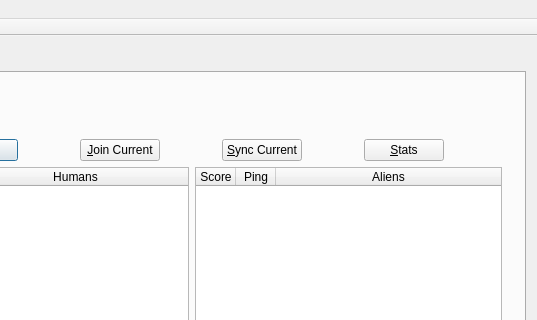
Before: the Qt Designer form mainwindow.ui in Unvanquished/Osavul, drawn with Qt 5; both pictures show x 487 to 1024 and y 0 to 320 of the 1024 by 768 pixel window.
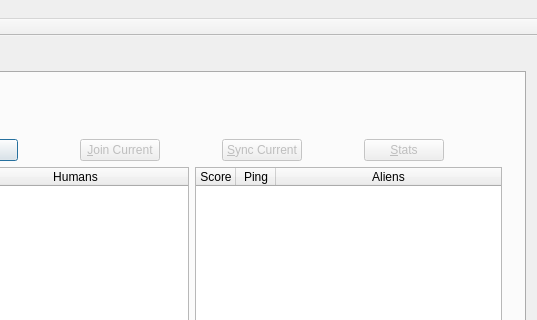
After: the same form once the commit is applied.

Commit message: Disable server buttons by default.

The edit to the form file:
```diff
--- a/mainwindow.ui
+++ b/mainwindow.ui
@@ -266,6 +266,7 @@
                   <verstretch>0</verstretch>
                  </sizepolicy>
                 </property>
+                <property name="enabled"><bool>false</bool></property>
                 <property name="text">
                  <string>&amp;Join Current</string>
                 </property>
@@ -279,6 +280,7 @@
                   <verstretch>0</verstretch>
                  </sizepolicy>
                 </property>
+                <property name="enabled"><bool>false</bool></property>
                 <property name="text">
                  <string>&amp;Sync Current</string>
                 </property>
@@ -292,6 +294,7 @@
                   <verstretch>0</verstretch>
                  </sizepolicy>
                 </property>
+                <property name="enabled"><bool>false</bool></property>
                 <property name="text">
                  <string>&amp;Stats</string>
                 </property>
```
The commit also changes 1 other file.
